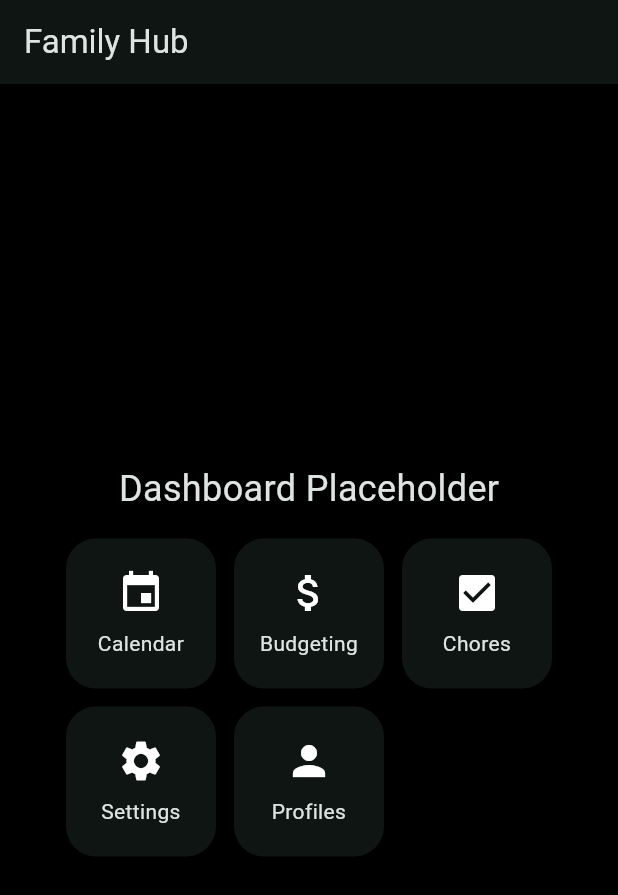
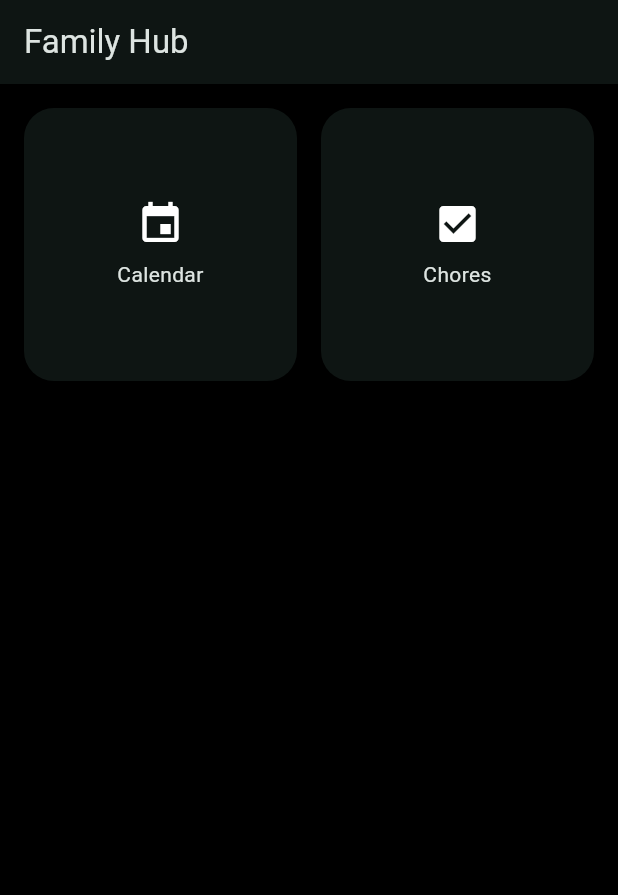
Before and after one commit to Soulcrypt/family-hub, a Flutter app: the screen it shows after launch, on a phone screen of 412 x 824 dp. Shown: the top 895 px of the screen. Run offline on Flutter 3.47's test engine with Material 3 defaults, Android fonts, the light colour scheme and no system bars; our stand-ins replace go_router.

Commit message:
Implement profile-aware dashboard

```diff
--- a/lib/core/services/profile_service.dart
+++ b/lib/core/services/profile_service.dart
@@ -51,3 +51,6 @@ class ProfileService extends ChangeNotifier {
     }
   }
 }
+
+/// Global instance of [ProfileService] used throughout the app.
+final ProfileService profileService = ProfileService();
--- a/lib/features/dashboard/dashboard_screen.dart
+++ b/lib/features/dashboard/dashboard_screen.dart
@@ -1,6 +1,7 @@
 import 'package:flutter/material.dart';
 import '../../shared/widgets/module_tile.dart';
-import 'package:go_router/go_router.dart';
+import '../../core/services/profile_service.dart';
+import '../../core/models/profile.dart';
 
 class DashboardScreen extends StatelessWidget {
   const DashboardScreen({super.key});
@@ -11,43 +12,41 @@ class DashboardScreen extends StatelessWidget {
       appBar: AppBar(
         title: const Text('Family Hub'),
       ),
-      body: Center(
-        child: Column(
-          mainAxisSize: MainAxisSize.min,
-          children: [
-            const Text(
-              'Dashboard Placeholder',
-              style: TextStyle(fontSize: 24),
-            ),
-            const SizedBox(height: 16),
-            Wrap(
-              spacing: 12,
-              runSpacing: 12,
-              children: const [
-                ModuleTile(
-                  title: 'Calendar',
-                  icon: Icons.event,
-                ),
-                ModuleTile(
-                  title: 'Budgeting',
-                  icon: Icons.attach_money,
-                ),
-                ModuleTile(
-                  title: 'Chores',
-                  icon: Icons.check_box,
-                ),
-                ModuleTile(
-                  title: 'Settings',
-                  icon: Icons.settings,
-                ),
-                ModuleTile(
-                  title: 'Profiles',
-                  icon: Icons.person,
-                ),
-              ],
-            ),
-          ],
-        ),
+      body: ValueListenableBuilder<UserProfile>(
+        valueListenable: profileService.currentProfileNotifier,
+        builder: (context, profile, _) {
+          final tiles = <Widget>[];
+          for (final module in profile.allowedModules) {
+            switch (module) {
+              case 'calendar':
+                tiles.add(const ModuleTile(title: 'Calendar', icon: Icons.event));
+                break;
+              case 'chores':
+                tiles.add(const ModuleTile(title: 'Chores', icon: Icons.check_box));
+                break;
+              case 'settings':
+                tiles.add(const ModuleTile(title: 'Settings', icon: Icons.settings));
+                break;
+              case 'budget':
+              case 'budgeting':
+                tiles.add(const ModuleTile(title: 'Budgeting', icon: Icons.attach_money));
+                break;
+              case 'profiles':
+                tiles.add(const ModuleTile(title: 'Profiles', icon: Icons.person));
+                break;
+              default:
+                break;
+            }
+          }
+
+          return GridView.count(
+            padding: const EdgeInsets.all(16),
+            crossAxisCount: 2,
+            mainAxisSpacing: 16,
+            crossAxisSpacing: 16,
+            children: tiles,
+          );
+        },
       ),
     );
   }
--- a/lib/features/profiles/profiles_screen.dart
+++ b/lib/features/profiles/profiles_screen.dart
@@ -6,8 +6,7 @@ class ProfilesScreen extends StatelessWidget {
 
   @override
   Widget build(BuildContext context) {
-    final service = ProfileService();
-    final profiles = service.allProfiles;
+    final profiles = profileService.allProfiles;
 
     return Scaffold(
       appBar: AppBar(
```
